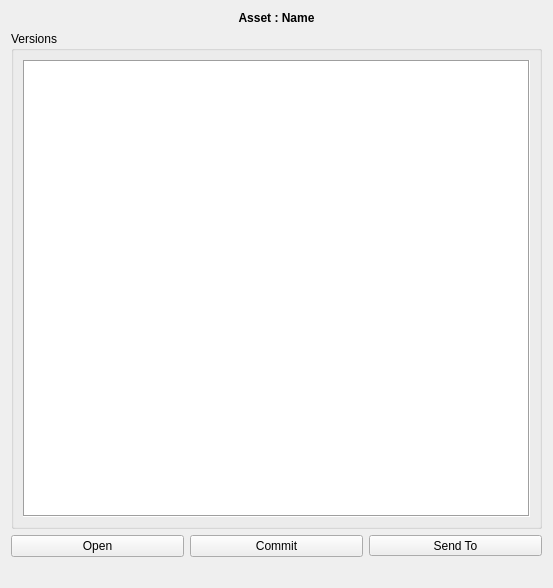
This is ui_files/version_list_new.ui in sanath111/rbhus_clone as Qt 5 draws it before an edit. The edited form follows.
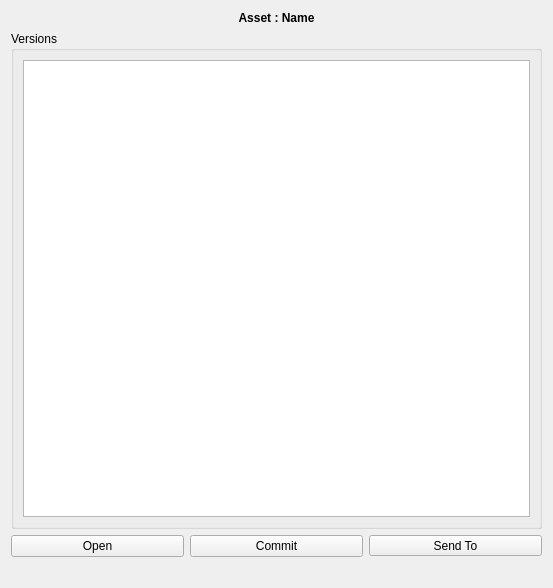
This is the edited form.

What changed in the file:
```diff
--- a/ui_files/version_list_new.ui
+++ b/ui_files/version_list_new.ui
@@ -21,16 +21,55 @@
      </property>
      <layout class="QGridLayout" name="gridLayout">
       <item row="0" column="0">
-       <widget class="QListWidget" name="versionList">
-        <property name="focusPolicy">
-         <enum>Qt::NoFocus</enum>
+       <widget class="QTableWidget" name="versionTable">
+        <property name="sizePolicy">
+         <sizepolicy hsizetype="MinimumExpanding" vsizetype="MinimumExpanding">
+          <horstretch>0</horstretch>
+          <verstretch>0</verstretch>
+         </sizepolicy>
         </property>
-        <property name="contextMenuPolicy">
-         <enum>Qt::CustomContextMenu</enum>
+        <property name="minimumSize">
+         <size>
+          <width>1</width>
+          <height>1</height>
+         </size>
         </property>
-        <property name="frameShape">
-         <enum>QFrame::Box</enum>
+        <property name="mouseTracking">
+         <bool>true</bool>
         </property>
+        <property name="editTriggers">
+         <set>QAbstractItemView::NoEditTriggers</set>
+        </property>
+        <property name="selectionMode">
+         <enum>QAbstractItemView::SingleSelection</enum>
+        </property>
+        <property name="selectionBehavior">
+         <enum>QAbstractItemView::SelectRows</enum>
+        </property>
+        <property name="sortingEnabled">
+         <bool>false</bool>
+        </property>
+        <attribute name="horizontalHeaderVisible">
+         <bool>true</bool>
+        </attribute>
+        <attribute name="horizontalHeaderMinimumSectionSize">
+         <number>5</number>
+        </attribute>
+        <attribute name="horizontalHeaderDefaultSectionSize">
+         <number>10</number>
+        </attribute>
+        <attribute name="horizontalHeaderHighlightSections">
+         <bool>false</bool>
+        </attribute>
+        <attribute name="horizontalHeaderShowSortIndicator" stdset="0">
+         <bool>false</bool>
+        </attribute>
+        <attribute name="horizontalHeaderStretchLastSection">
+         <bool>true</bool>
+        </attribute>
+        <attribute name="verticalHeaderVisible">
+         <bool>false</bool>
+        </attribute>
        </widget>
       </item>
      </layout>
```
